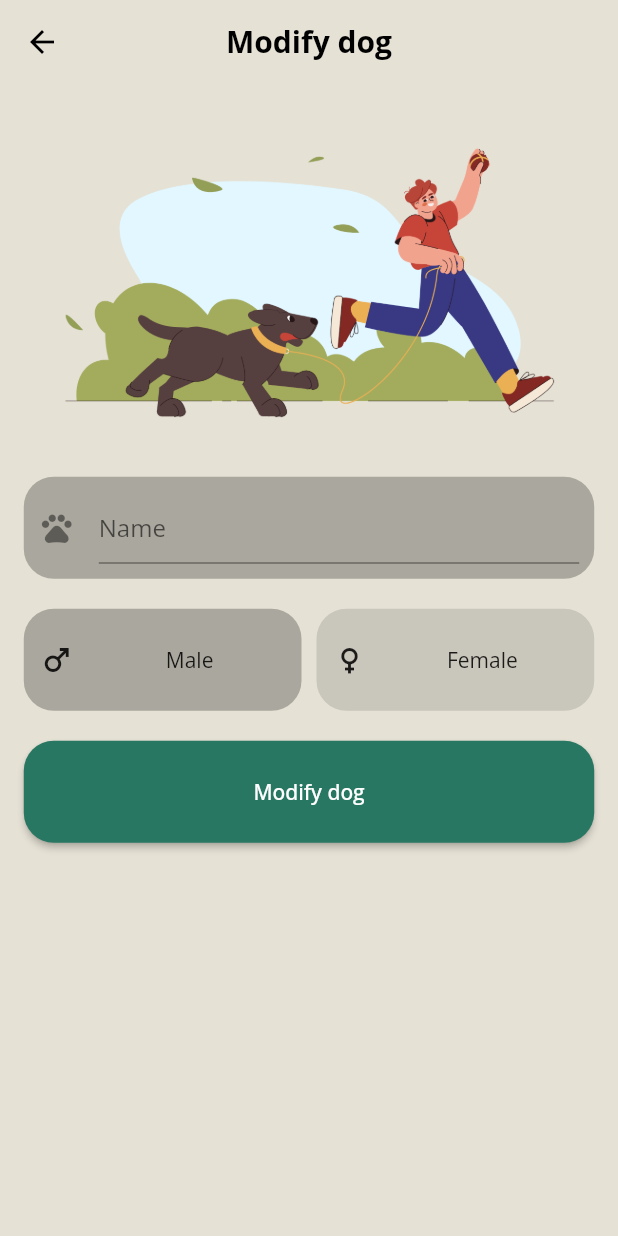
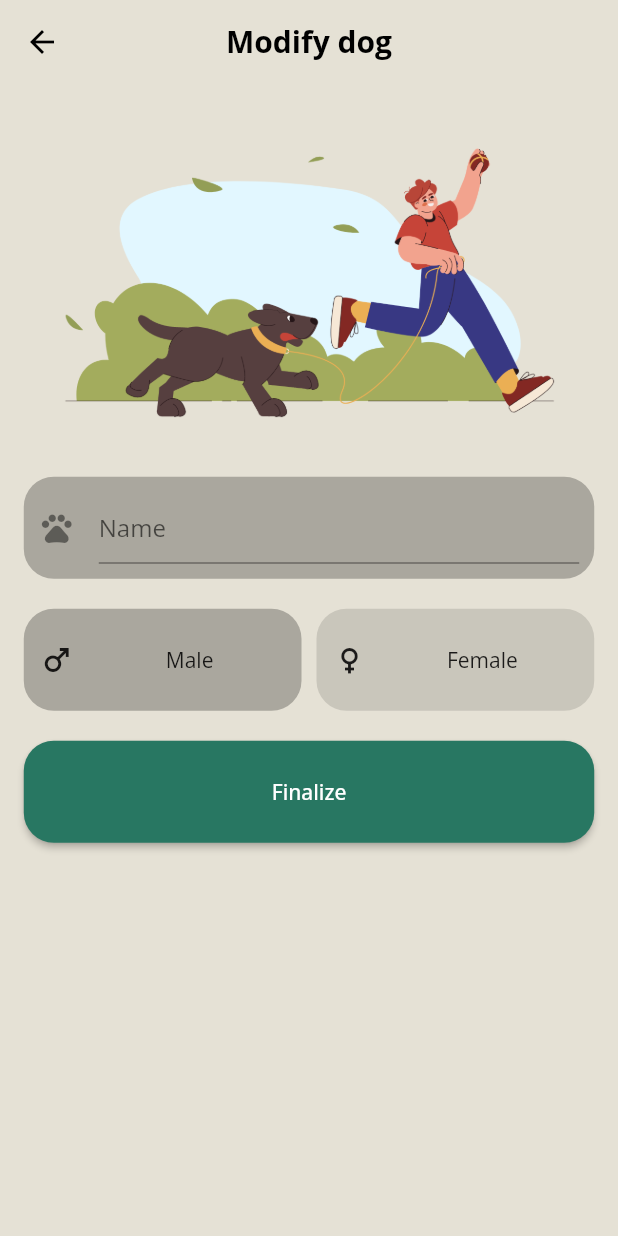
Before and after one commit to Buba98/dima_project, a Flutter app: the screen it shows once a user with an empty profile is signed in, item 2 of the bottom bar chosen, after a tap on "Add new dog", on a phone screen of 412 x 824 dp. Run offline on Flutter 3.47's test engine with Material 2 defaults, Android fonts, the phone set to English and light mode, and no system bars; our stand-ins replace cloud_firestore, firebase_auth, firebase_core, firebase_storage, flutter_bloc, image_picker; accounts and stored records are empty.

Commit message:
userbloc bug fix

```diff
--- a/lib/home/settings/modify_dog_screen.dart
+++ b/lib/home/settings/modify_dog_screen.dart
@@ -6,8 +6,15 @@ import 'package:dima_project/user/user_bloc.dart';
 import 'package:flutter/material.dart';
 import 'package:flutter_bloc/flutter_bloc.dart';
 
+import '../../model/dog.dart';
+
 class ModifyDogScreen extends StatefulWidget {
-  const ModifyDogScreen({super.key});
+  const ModifyDogScreen({
+    super.key,
+    this.dog,
+  });
+
+  final Dog? dog;
 
   @override
   State<StatefulWidget> createState() => _ModifyDogScreenState();
@@ -18,10 +25,19 @@ class _ModifyDogScreenState extends State<ModifyDogScreen> {
   bool sex = true;
 
   @override
+  void initState() {
+    if (widget.dog != null) {
+      name.text = widget.dog!.name!;
+      sex = widget.dog!.sex!;
+    }
+    super.initState();
+  }
+
+  @override
   Widget build(BuildContext context) {
     return Scaffold(
-      appBar: const KAppBar(
-        text: 'Modify dog',
+      appBar: KAppBar(
+        text: widget.dog != null ? 'Create dog' : 'Modify dog',
       ),
       body: Center(
         child: SizedBox(
@@ -56,11 +72,31 @@ class _ModifyDogScreenState extends State<ModifyDogScreen> {
               const SizedBox(
                 height: 20,
               ),
+              if (widget.dog != null)
+                Padding(
+                  padding: const EdgeInsets.only(bottom: 20),
+                  child: Button(
+                    onPressed: () => context.read<UserBloc>().add(
+                          DeleteDogEvent(
+                            uid: widget.dog!.uid,
+                          ),
+                        ),
+                    text: 'Delete dog',
+                    primary: false,
+                  ),
+                ),
               Button(
-                onPressed: () => context
-                    .read<UserBloc>()
-                    .add(ModifyDogEvent(name: name.text, sex: sex)),
-                text: 'Modify dog',
+                onPressed: () {
+                  context.read<UserBloc>().add(
+                        ModifyDogEvent(
+                          uid: widget.dog != null ? widget.dog!.uid : null,
+                          name: name.text,
+                          sex: sex,
+                        ),
+                      );
+                  Navigator.pop(context);
+                },
+                text: 'Finalize',
               ),
             ],
           ),
--- a/lib/home/settings/setting_screen.dart
+++ b/lib/home/settings/setting_screen.dart
@@ -1,10 +1,11 @@
 import 'package:dima_project/custom_widgets/app_bar.dart';
-import 'package:dima_project/home/settings/dog_card.dart';
 import 'package:dima_project/home/settings/user_card.dart';
 import 'package:dima_project/input/button.dart';
+import 'package:dima_project/input/show_text.dart';
 import 'package:flutter/material.dart';
 import 'package:flutter_bloc/flutter_bloc.dart';
 
+import '../../model/dog.dart';
 import '../../user/user_bloc.dart';
 import 'modify_dog_screen.dart';
 
@@ -13,12 +14,9 @@ class SettingScreen extends StatelessWidget {
 
   @override
   Widget build(BuildContext context) {
-    // InternalUser internalUser =
-    //     (context.read<UserBloc>().state as InitializedState).internalUser;
-
     return BlocBuilder<UserBloc, UserState>(
         builder: (BuildContext context, UserState state) {
-      state as InitializedState;
+      state as CompleteState;
       return Scaffold(
         appBar: const KAppBar(
           text: 'Profile',
@@ -32,31 +30,36 @@ class SettingScreen extends StatelessWidget {
                   internalUser: state.internalUser,
                 ),
                 const Divider(),
-                Column(
-                  mainAxisAlignment: MainAxisAlignment.spaceBetween,
-                  children: [
-                    ListView.builder(
-                      shrinkWrap: true,
-                      padding: const EdgeInsets.symmetric(vertical: 10),
-                      itemCount: state.internalUser.dogs!.length,
-                      itemBuilder: (BuildContext context, int index) {
-                        return DogCard(
-                          name: state.internalUser.dogs![index].name!,
-                          sex: state.internalUser.dogs![index].sex!,
-                        );
-                      },
+                for (Dog dog in state.internalUser.dogs!)
+                  Padding(
+                    padding: const EdgeInsets.only(
+                      bottom: 20,
                     ),
-                    Button(
+                    child: ShowText(
+                      text: dog.name!,
+                      title: 'Dog',
+                      trailerIcon: Icons.arrow_forward_ios,
                       onPressed: () => Navigator.push(
                         context,
                         MaterialPageRoute(
-                          builder: (context) => const ModifyDogScreen(),
+                          builder: (context) => ModifyDogScreen(
+                            dog: dog,
+                          ),
                         ),
                       ),
-                      text: 'Add new dog',
                     ),
-                  ],
+                  ),
+                Button(
+                  onPressed: () => Navigator.push(
+                    context,
+                    MaterialPageRoute(
+                      builder: (context) => const ModifyDogScreen(),
+                    ),
+                  ),
+                  text: 'Add new dog',
                 ),
+                // ],
+                // ),
               ],
             ),
           ),
--- a/lib/input/show_text.dart
+++ b/lib/input/show_text.dart
@@ -1,18 +1,25 @@
 import 'package:flutter/material.dart';
 
 class ShowText extends StatelessWidget {
-  const ShowText({
-    super.key,
+  const ShowText(
+      {super.key,
       required this.text,
       required this.title,
-  });
+      this.onPressed,
+      this.trailerIcon,
+      this.leadingIcon});
 
   final String text;
   final String title;
+  final Function()? onPressed;
+  final IconData? trailerIcon;
+  final IconData? leadingIcon;
 
   @override
   Widget build(BuildContext context) {
-    return Container(
+    return GestureDetector(
+      onTap: onPressed,
+      child: Container(
         alignment: Alignment.centerLeft,
         height: 68,
         decoration: const BoxDecoration(
@@ -22,6 +29,17 @@ class ShowText extends StatelessWidget {
           color: Colors.black26,
         ),
         padding: const EdgeInsets.all(10),
+        child: Row(
+          children: [
+            if (leadingIcon != null)
+              Icon(
+                leadingIcon,
+              ),
+            if (leadingIcon != null)
+              const SizedBox(
+                width: 12,
+              ),
+            Expanded(
               child: Column(
                 crossAxisAlignment: CrossAxisAlignment.start,
                 mainAxisAlignment: MainAxisAlignment.center,
@@ -36,6 +54,18 @@ class ShowText extends StatelessWidget {
                   ),
                 ],
               ),
+            ),
+            if (trailerIcon != null)
+              const SizedBox(
+                width: 12,
+              ),
+            if (trailerIcon != null)
+              Icon(
+                trailerIcon,
+              ),
+          ],
+        ),
+      ),
     );
   }
 }
--- a/lib/user/user_bloc.dart
+++ b/lib/user/user_bloc.dart
@@ -29,11 +29,21 @@ class ModifyEvent extends UserEvent {
         };
 }
 
+class DeleteDogEvent extends UserEvent {
+  final String uid;
+
+  DeleteDogEvent({required this.uid});
+}
+
 class ModifyDogEvent extends UserEvent {
   final Map<String, dynamic> firestoreModel;
+  final String? uid;
 
-  ModifyDogEvent({required String name, required bool sex})
-      : firestoreModel = {
+  ModifyDogEvent({
+    required String name,
+    required bool sex,
+    this.uid,
+  }) : firestoreModel = {
           'name': name,
           'sex': sex,
         };
@@ -68,6 +78,7 @@ class UserBloc extends Bloc<UserEvent, UserState> {
     on<_ReloadEvent>(_onReloadEvent);
     on<ModifyEvent>(_onModifyEvent);
     on<ModifyDogEvent>(_onModifyDogEvent);
+    on<DeleteDogEvent>(_onDeleteDogEvent);
 
     _firebaseFirestore
         .collection('users')
@@ -78,11 +89,33 @@ class UserBloc extends Bloc<UserEvent, UserState> {
     });
   }
 
+  _onDeleteDogEvent(DeleteDogEvent event, Emitter<UserState> emit) {
+    DocumentReference documentReference =
+        _firebaseFirestore.collection('dogs').doc(event.uid);
+
+    _firebaseFirestore
+        .collection('users')
+        .doc(_firebaseAuth.currentUser!.uid)
+        .update({
+      'dogs': FieldValue.arrayRemove([documentReference]),
+    });
+
+    documentReference.delete();
+  }
+
   _onModifyDogEvent(ModifyDogEvent event, Emitter<UserState> emit) async {
     event.firestoreModel['owner'] = _firebaseFirestore
         .collection('users')
         .doc(_firebaseAuth.currentUser!.uid);
 
+    if (event.uid != null) {
+      await _firebaseFirestore
+          .collection('dogs')
+          .doc(event.uid)
+          .update(event.firestoreModel);
+
+      return;
+    }
     DocumentReference documentReference =
         await _firebaseFirestore.collection('dogs').add(event.firestoreModel);
 
@@ -94,7 +127,7 @@ class UserBloc extends Bloc<UserEvent, UserState> {
     });
   }
 
-  _onReloadEvent(_ReloadEvent event, Emitter<UserState> emit) {
+  _onReloadEvent(_ReloadEvent event, Emitter<UserState> emit) async {
     if (!event.event.exists || event.event.data()!['name'] == null) {
       emit(
         NotInitializedState(
@@ -109,25 +142,23 @@ class UserBloc extends Bloc<UserEvent, UserState> {
 
     Map<String, dynamic> data = event.event.data()!;
 
-    List<Dog> dogs = [];
-
     InternalUser internalUser = InternalUser(
       uid: _firebaseAuth.currentUser!.uid,
       name: data['name'],
-      dogs: dogs,
+      dogs: [],
       fetched: true,
     );
 
     if (data.containsKey('dogs')) {
       for (var doc in data['dogs']) {
-        _firebaseFirestore
+        await _firebaseFirestore
             .collection('dogs')
             .doc(doc.id)
             .get()
             .then((DocumentSnapshot dogDocument) {
           Map<String, dynamic> dogData =
               dogDocument.data()! as Map<String, dynamic>;
-          dogs.add(
+          internalUser.dogs!.add(
             Dog(
               uid: dogDocument.id,
               fetched: true,
```
Also changed, not shown: lib/home/settings/dog_card.dart (deleted, +0 -74 lines), lib/home/settings/modify_profile_screen.dart (+7 -6 lines). Lines whose indentation alone changed are shown as unchanged.
